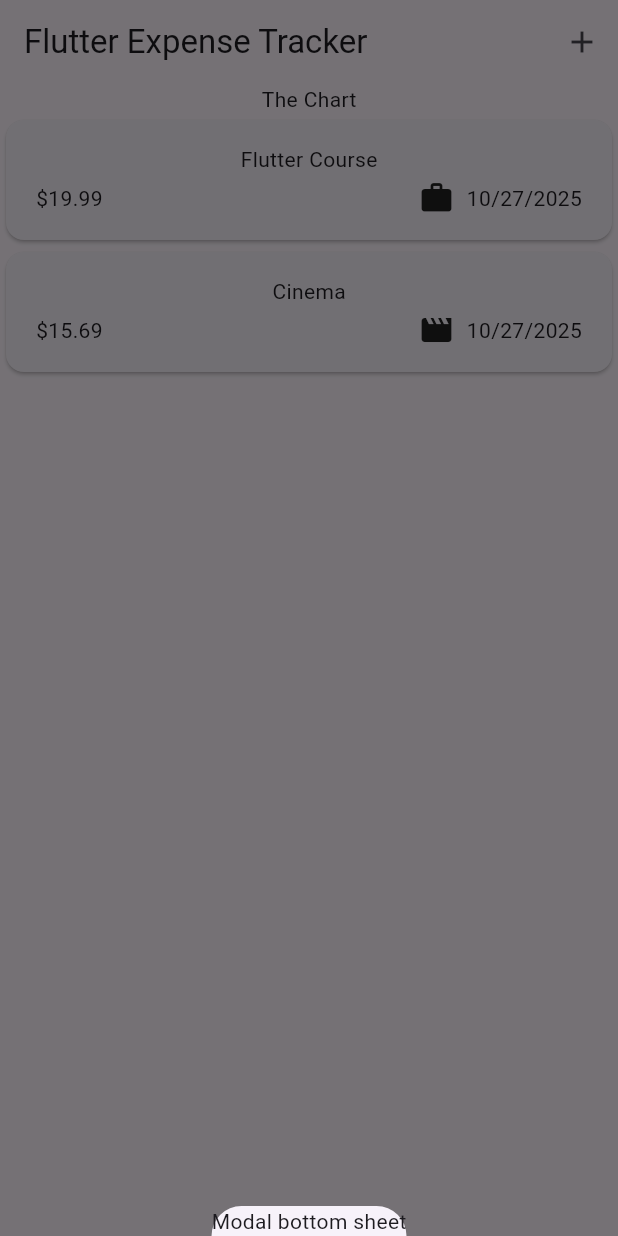
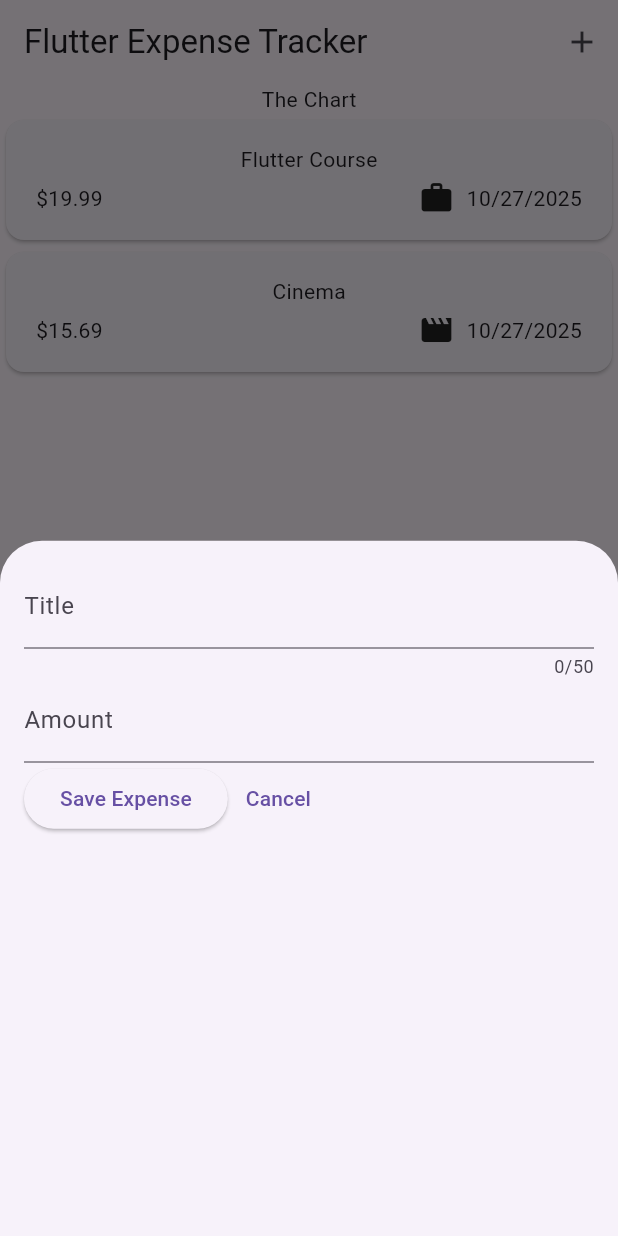
Before and after one commit to rakhisyudha/expense_tracker, a Flutter app: the screen it shows after launch, after a tap on the "add" icon, on a phone screen of 412 x 824 dp. Run offline on Flutter 3.47's test engine with Material 3 defaults, Android fonts, the phone set to English and light mode, and no system bars.

Commit message:
adding overlay to main page

```diff
--- a/lib/widgets/expenses.dart
+++ b/lib/widgets/expenses.dart
@@ -1,4 +1,5 @@
 import 'package:expense_tracker/widgets/expenses_list/expenses_list.dart';
+import 'package:expense_tracker/widgets/new_expense.dart';
 import 'package:flutter/material.dart';
 import 'package:expense_tracker/models/expense.dart';
 
@@ -30,7 +31,7 @@ class _ExpensesState extends State<Expenses> {
   void _openAddExpenseOverlay() {
     showModalBottomSheet(
       context: context,
-      builder: (ctx) => const Text('Modal bottom sheet'),
+      builder: (ctx) => const NewExpense(),
     );
   }
 
--- /dev/null
+++ b/lib/widgets/new_expense.dart
@@ -0,0 +1,56 @@
+import 'package:flutter/material.dart';
+import 'package:flutter/services.dart';
+
+class NewExpense extends StatefulWidget {
+  const NewExpense({super.key});
+
+  @override
+  State<NewExpense> createState() {
+    return _NewExpenseState();
+  }
+}
+
+class _NewExpenseState extends State<NewExpense> {
+  final _titleController = TextEditingController();
+
+  @override
+  void dispose() {
+    _titleController.dispose();
+    super.dispose();
+  }
+
+  @override
+  Widget build(BuildContext context) {
+    return Padding(
+      padding: const EdgeInsets.all(16),
+      child: Column(
+        children: [
+          TextField(
+            controller: _titleController,
+            maxLength: 50,
+            decoration: const InputDecoration(label: Text('Title')),
+          ),
+          TextField(
+            decoration: const InputDecoration(
+              label: Text('Amount'),
+              prefixText: '\$ ',
+            ),
+            keyboardType: TextInputType.number,
+            inputFormatters: [FilteringTextInputFormatter.digitsOnly],
+          ),
+          Row(
+            children: [
+              ElevatedButton(
+                onPressed: () {
+                  print(_titleController.text);
+                },
+                child: const Text('Save Expense'),
+              ),
+              TextButton(onPressed: () {}, child: const Text('Cancel')),
+            ],
+          ),
+        ],
+      ),
+    );
+  }
+}
```
